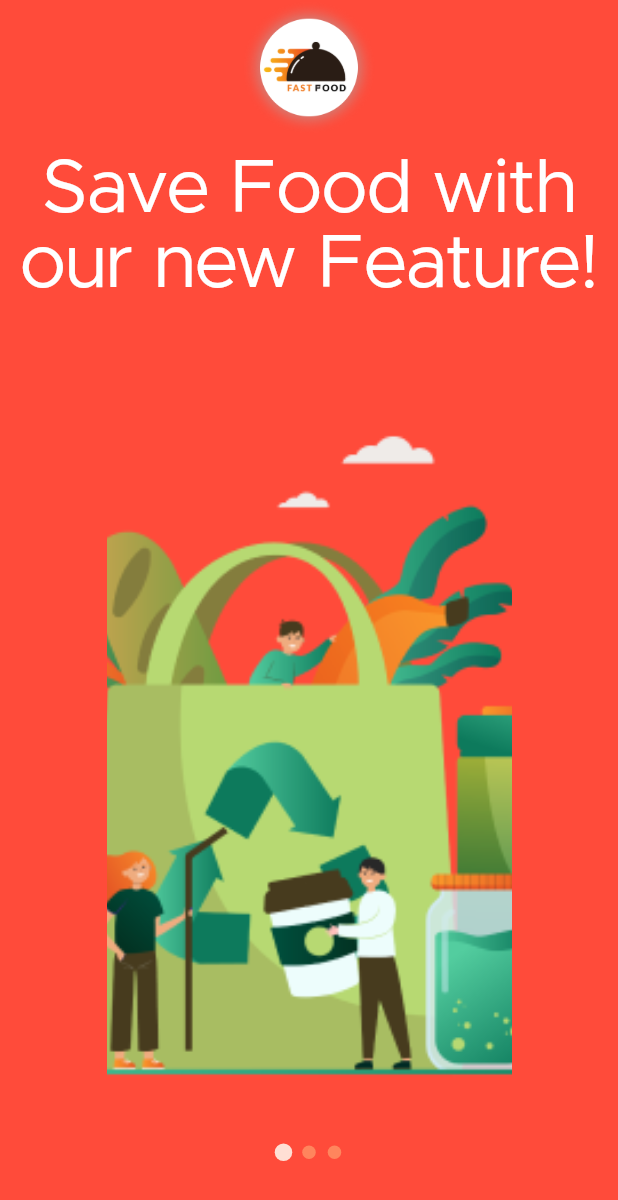
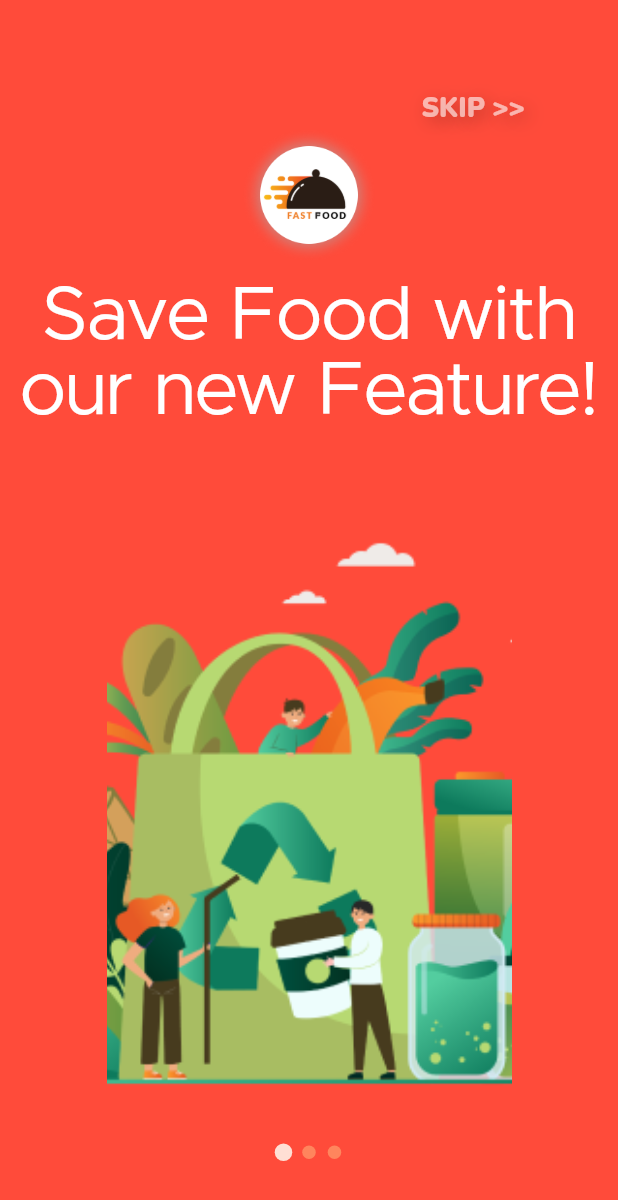
Before and after one commit to petrotorskyy/food_delivery_figma, a Flutter app: the screen it shows after launch, on a phone screen of 412 x 824 dp. Shown: the top 1200 px of the screen. Run offline on Flutter 3.47's test engine with Material 2 defaults, Android fonts, the phone set to English and light mode, and no system bars; drawn by our look-alikes of smooth_page_indicator; our stand-ins replace bordered_text, flutter_svg; project files that could hold a hidden picture were left out.

Commit message:
Fix pageController

```diff
--- a/lib/src/features/onboarding/screen/onboarding_screen.dart
+++ b/lib/src/features/onboarding/screen/onboarding_screen.dart
@@ -60,22 +60,19 @@ class _OnBoardingScreenState extends State<OnBoardingScreen> {
               ],
             ),
           ),
-          child: FutureBuilder(
+          child: Column(
+            children: [
+              FutureBuilder(
                 future: initializeController(),
                 builder: (BuildContext context, AsyncSnapshot<void> snap) {
                   if (!snap.hasData) {
-                  // Just return a placeholder widget, here it's nothing but you have to return something to avoid errors
-                  return Column(
-                    children: [
-                      ButtonSkip(
-                          pageController: pageController, widget: widget),
-                    ],
-                  );
+                    return const Text('Error pageController');
                   }
-                // ButtonSkip(pageController: pageController, widget: widget),
-                return Column(
-                  children: [
-                    //ButtonSkip(pageController: pageController, widget: widget),
+
+                  return ButtonSkip(
+                      pageController: pageController, widget: widget);
+                },
+              ),
               Expanded(
                 child: PageView.builder(
                   itemBuilder: (context, index) => OnBoardingPage(
@@ -98,8 +95,7 @@ class _OnBoardingScreenState extends State<OnBoardingScreen> {
                   pageController: pageController,
                   widget: widget),
             ],
-                );
-              }),
+          ),
         ));
   }
 }
```
Lines whose indentation alone changed are shown as unchanged.
